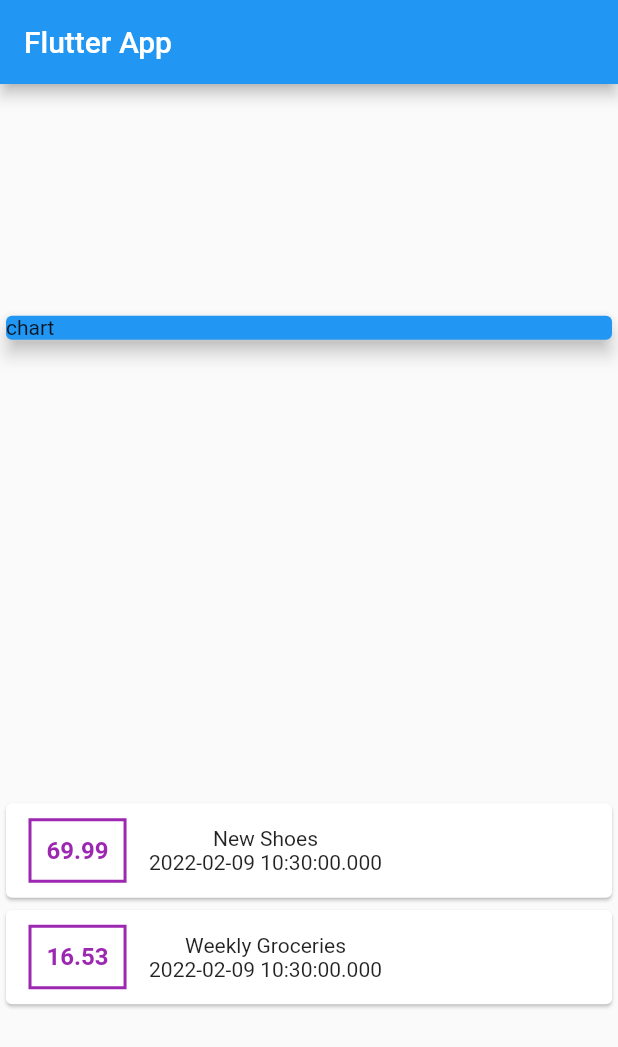
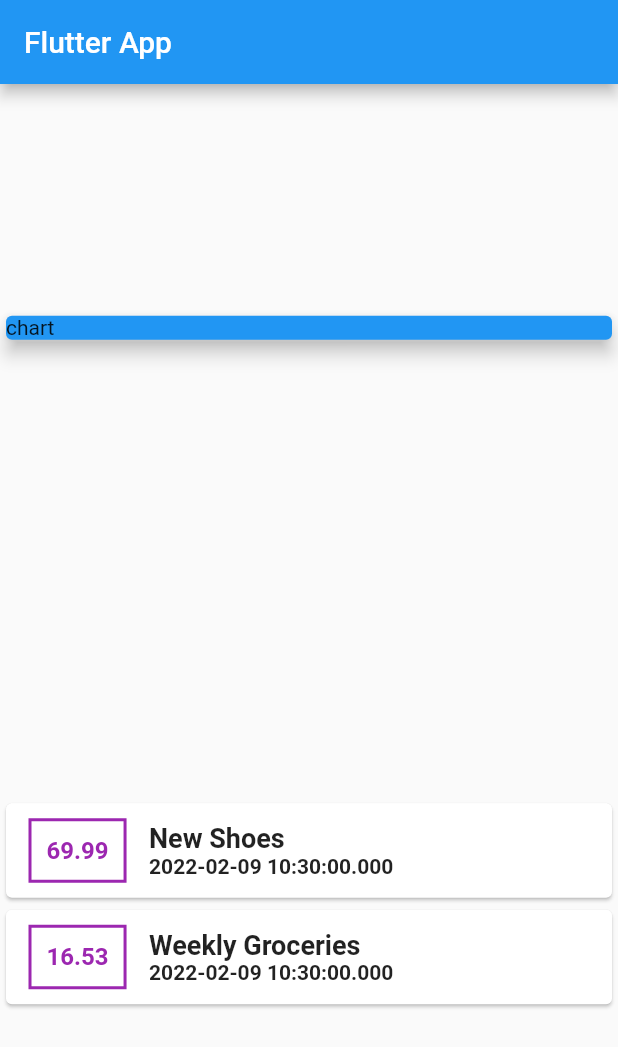
Before and after one commit to lunaticSKE12/flutter-expenses-app, a Flutter app: the screen it shows after launch, on a phone screen of 412 x 824 dp. Shown: the top 1047 px of the screen. Run offline on Flutter 3.47's test engine with Material 2 defaults, Android fonts, the phone set to English and light mode, and no system bars.

Commit message:
More Styling!

```diff
--- a/lib/main.dart
+++ b/lib/main.dart
@@ -69,10 +69,16 @@ class MyHomePage extends StatelessWidget {
                       ),
                     ),
                     Column(
+                      crossAxisAlignment: CrossAxisAlignment.start,
                       children: <Widget>[
-                        Text(tx.title),
+                        Text(
+                          tx.title,
+                          style: TextStyle(
+                              fontSize: 18, fontWeight: FontWeight.bold),
+                        ),
                         Text(
                           tx.date.toString(),
+                          style: TextStyle(fontWeight: FontWeight.bold),
                         )
                       ],
                     )
```
